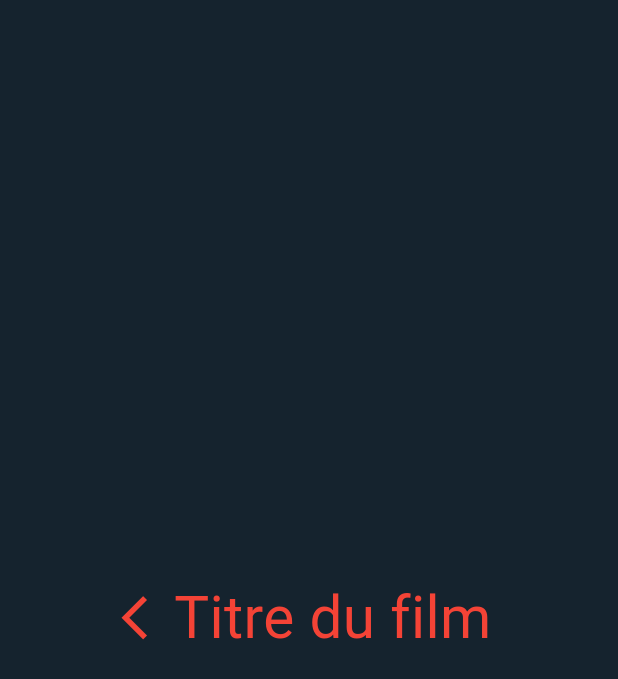
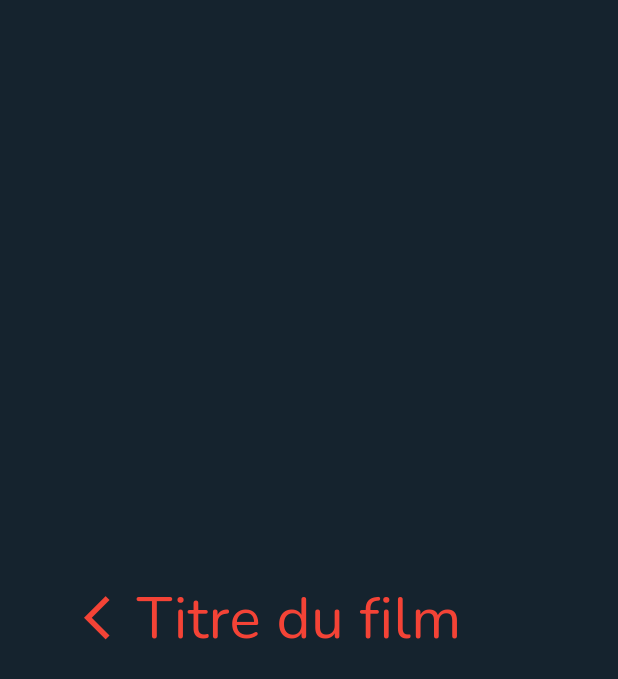
Before and after one commit to Baltoch/FlutterComicVine, a Flutter app: the MyBackButton screen opened directly, on a phone screen of 412 x 824 dp. Shown: the top 679 px of the screen. Run offline on Flutter 3.47's test engine with Material 3 defaults, Android fonts, the light colour scheme and no system bars; our stand-ins replace flutter_svg.

Commit message:
backbutton nunito

```diff
--- a/lib/BackButton.dart
+++ b/lib/BackButton.dart
@@ -12,7 +12,7 @@ class MyBackButton extends StatelessWidget {
       body: Center(
         child: Container(
           height: 100,
-          width: 250,
+          width: 300,
           decoration: BoxDecoration(
             color: Colors.transparent,
           ),
@@ -28,6 +28,7 @@ class MyBackButton extends StatelessWidget {
             style: TextStyle(
               color: Colors.red,
               fontSize: 39,
+              fontFamily: 'Nunito',
             ),
             )
           ]
```
